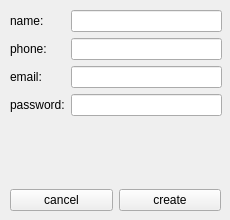
Qt form ui/account_creation/account_creation.ui (shikro/database_client) before a commit.
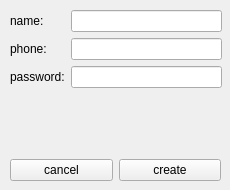
The same form after that commit.

Commit message: account creation functionality

Patch:
```diff
--- a/ui/account_creation/account_creation.ui
+++ b/ui/account_creation/account_creation.ui
@@ -7,7 +7,7 @@
     <x>0</x>
     <y>0</y>
     <width>230</width>
-    <height>220</height>
+    <height>190</height>
    </rect>
   </property>
   <property name="sizePolicy">
@@ -19,13 +19,13 @@
   <property name="minimumSize">
    <size>
     <width>230</width>
-    <height>220</height>
+    <height>190</height>
    </size>
   </property>
   <property name="maximumSize">
    <size>
     <width>230</width>
-    <height>220</height>
+    <height>190</height>
    </size>
   </property>
   <property name="windowTitle">
@@ -38,7 +38,7 @@
       <x>10</x>
       <y>10</y>
       <width>212</width>
-      <height>131</height>
+      <height>101</height>
      </rect>
     </property>
     <layout class="QFormLayout" name="formLayout">
@@ -89,27 +89,13 @@
       </widget>
      </item>
      <item row="2" column="0">
-      <widget class="QLabel" name="email_label">
-       <property name="text">
-        <string>email:</string>
-       </property>
-      </widget>
-     </item>
-     <item row="2" column="1">
-      <widget class="QLineEdit" name="email_edit">
-       <property name="maxLength">
-        <number>50</number>
-       </property>
-      </widget>
-     </item>
-     <item row="3" column="0">
       <widget class="QLabel" name="password_label">
        <property name="text">
         <string>password:</string>
        </property>
       </widget>
      </item>
-     <item row="3" column="1">
+     <item row="2" column="1">
       <widget class="QLineEdit" name="password_edit">
        <property name="maxLength">
         <number>30</number>
@@ -125,7 +111,7 @@
     <property name="geometry">
      <rect>
       <x>10</x>
-      <y>150</y>
+      <y>120</y>
       <width>211</width>
       <height>61</height>
      </rect>
```
The commit also changes 3 other files.
